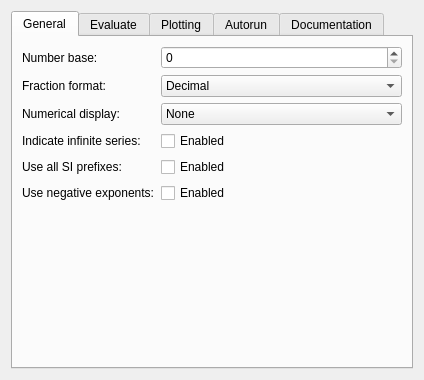
Qt form src/backends/qalculate/settings.ui (KDE/cantor) before a commit.
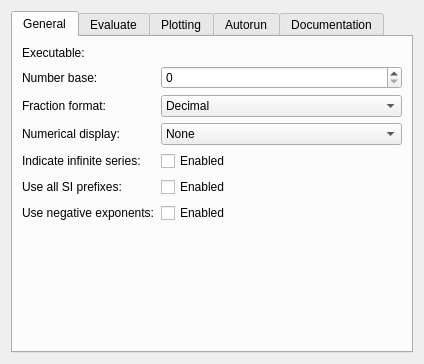
The same form after that commit. Custom widgets are drawn as their Qt base class.

Commit message: [qualculate] improvements: * set the recommended version to the current version 4.8 since this is the version we're testing with * set the minimal version to 3.11 that was released in 2020,   we don't want to differentiate in the code between the colored output (>3.1)   and not colored output (3.11) * we communicate with the executable via CLI, having the library installed only is not enough.   added the parameter for the executable path and make it hard requirement to start this backend in Cantor. * updated the description of this backend by using the current text from the project homepage.

The edit to the form file:
```diff
--- a/src/backends/qalculate/settings.ui
+++ b/src/backends/qalculate/settings.ui
@@ -7,7 +7,7 @@
     <x>0</x>
     <y>0</y>
     <width>424</width>
-    <height>380</height>
+    <height>364</height>
    </rect>
   </property>
   <layout class="QVBoxLayout" name="verticalLayout">
@@ -21,17 +21,7 @@
        <string>General</string>
       </attribute>
       <layout class="QGridLayout" name="gridLayout">
-       <item row="0" column="0">
-        <widget class="QLabel" name="label">
-         <property name="text">
-          <string>Number base:</string>
-         </property>
-         <property name="alignment">
-          <set>Qt::AlignLeading|Qt::AlignLeft|Qt::AlignVCenter</set>
-         </property>
-        </widget>
-       </item>
-       <item row="0" column="1">
+       <item row="1" column="1">
         <widget class="QSpinBox" name="kcfg_base">
          <property name="sizePolicy">
           <sizepolicy hsizetype="Expanding" vsizetype="Fixed">
@@ -41,7 +31,67 @@
          </property>
         </widget>
        </item>
+       <item row="4" column="0">
+        <widget class="QLabel" name="label_6">
+         <property name="text">
+          <string>Indicate infinite series:</string>
+         </property>
+         <property name="alignment">
+          <set>Qt::AlignLeading|Qt::AlignLeft|Qt::AlignVCenter</set>
+         </property>
+        </widget>
+       </item>
+       <item row="6" column="0">
+        <widget class="QLabel" name="label_8">
+         <property name="text">
+          <string>Use negative exponents:</string>
+         </property>
+         <property name="alignment">
+          <set>Qt::AlignLeading|Qt::AlignLeft|Qt::AlignVCenter</set>
+         </property>
+        </widget>
+       </item>
+       <item row="0" column="1">
+        <widget class="KUrlRequester" name="kcfg_Path"/>
+       </item>
+       <item row="3" column="0">
+        <widget class="QLabel" name="label_9">
+         <property name="text">
+          <string>Numerical display:</string>
+         </property>
+         <property name="alignment">
+          <set>Qt::AlignLeading|Qt::AlignLeft|Qt::AlignVCenter</set>
+         </property>
+        </widget>
+       </item>
+       <item row="5" column="0">
+        <widget class="QLabel" name="label_7">
+         <property name="text">
+          <string>Use all SI prefixes:</string>
+         </property>
+         <property name="alignment">
+          <set>Qt::AlignLeading|Qt::AlignLeft|Qt::AlignVCenter</set>
+         </property>
+        </widget>
+       </item>
        <item row="1" column="0">
+        <widget class="QLabel" name="label">
+         <property name="text">
+          <string>Number base:</string>
+         </property>
+         <property name="alignment">
+          <set>Qt::AlignLeading|Qt::AlignLeft|Qt::AlignVCenter</set>
+         </property>
+        </widget>
+       </item>
+       <item row="5" column="1">
+        <widget class="QCheckBox" name="kcfg_useAllPrefixes">
+         <property name="text">
+          <string>Enabled</string>
+         </property>
+        </widget>
+       </item>
+       <item row="2" column="0">
         <widget class="QLabel" name="label_5">
          <property name="text">
           <string>Fraction format:</string>
@@ -51,41 +101,7 @@
          </property>
         </widget>
        </item>
-       <item row="1" column="1">
-        <widget class="KComboBox" name="kcfg_fractionFormat">
-         <item>
-          <property name="text">
-           <string>Decimal</string>
-          </property>
-         </item>
-         <item>
-          <property name="text">
-           <string>Exact</string>
-          </property>
-         </item>
-         <item>
-          <property name="text">
-           <string>Fractional</string>
-          </property>
-         </item>
-         <item>
-          <property name="text">
-           <string>Combined</string>
-          </property>
-         </item>
-        </widget>
-       </item>
-       <item row="2" column="0">
-        <widget class="QLabel" name="label_9">
-         <property name="text">
-          <string>Numerical display:</string>
-         </property>
-         <property name="alignment">
-          <set>Qt::AlignLeading|Qt::AlignLeft|Qt::AlignVCenter</set>
-         </property>
-        </widget>
-       </item>
-       <item row="2" column="1">
+       <item row="3" column="1">
         <widget class="KComboBox" name="kcfg_minExp">
          <item>
           <property name="text">
@@ -109,58 +125,14 @@
          </item>
         </widget>
        </item>
-       <item row="3" column="0">
-        <widget class="QLabel" name="label_6">
-         <property name="text">
-          <string>Indicate infinite series:</string>
-         </property>
-         <property name="alignment">
-          <set>Qt::AlignLeading|Qt::AlignLeft|Qt::AlignVCenter</set>
-         </property>
-        </widget>
-       </item>
-       <item row="3" column="1">
-        <widget class="QCheckBox" name="kcfg_indicateInfiniteSeries">
-         <property name="text">
-          <string>Enabled</string>
-         </property>
-        </widget>
-       </item>
-       <item row="4" column="0">
-        <widget class="QLabel" name="label_7">
-         <property name="text">
-          <string>Use all SI prefixes:</string>
-         </property>
-         <property name="alignment">
-          <set>Qt::AlignLeading|Qt::AlignLeft|Qt::AlignVCenter</set>
-         </property>
-        </widget>
-       </item>
        <item row="4" column="1">
-        <widget class="QCheckBox" name="kcfg_useAllPrefixes">
+        <widget class="QCheckBox" name="kcfg_indicateInfiniteSeries">
          <property name="text">
           <string>Enabled</string>
          </property>
         </widget>
        </item>
-       <item row="5" column="0">
-        <widget class="QLabel" name="label_8">
-         <property name="text">
-          <string>Use negative exponents:</string>
-         </property>
-         <property name="alignment">
-          <set>Qt::AlignLeading|Qt::AlignLeft|Qt::AlignVCenter</set>
-         </property>
-        </widget>
-       </item>
-       <item row="5" column="1">
-        <widget class="QCheckBox" name="kcfg_negativeExponents">
-         <property name="text">
-          <string>Enabled</string>
-         </property>
-        </widget>
-       </item>
-       <item row="6" column="0">
+       <item row="7" column="0">
         <spacer name="verticalSpacer">
          <property name="orientation">
           <enum>Qt::Vertical</enum>
@@ -173,6 +145,44 @@
          </property>
         </spacer>
        </item>
+       <item row="0" column="0">
+        <widget class="QLabel" name="label_19">
+         <property name="text">
+          <string>Executable:</string>
+         </property>
+        </widget>
+       </item>
+       <item row="2" column="1">
+        <widget class="KComboBox" name="kcfg_fractionFormat">
+         <item>
+          <property name="text">
+           <string>Decimal</string>
+          </property>
+         </item>
+         <item>
+          <property name="text">
+           <string>Exact</string>
+          </property>
+         </item>
+         <item>
+          <property name="text">
+           <string>Fractional</string>
+          </property>
+         </item>
+         <item>
+          <property name="text">
+           <string>Combined</string>
+          </property>
+         </item>
+        </widget>
+       </item>
+       <item row="6" column="1">
+        <widget class="QCheckBox" name="kcfg_negativeExponents">
+         <property name="text">
+          <string>Enabled</string>
+         </property>
+        </widget>
+       </item>
       </layout>
      </widget>
      <widget class="QWidget" name="tab_2">
@@ -585,6 +595,12 @@
    <extends>QComboBox</extends>
    <header>kcombobox.h</header>
   </customwidget>
+  <customwidget>
+   <class>KUrlRequester</class>
+   <extends>QWidget</extends>
+   <header>kurlrequester.h</header>
+   <container>1</container>
+  </customwidget>
   <customwidget>
    <class>KEditListWidget</class>
    <extends>QWidget</extends>
```
The commit also changes 5 other files.
